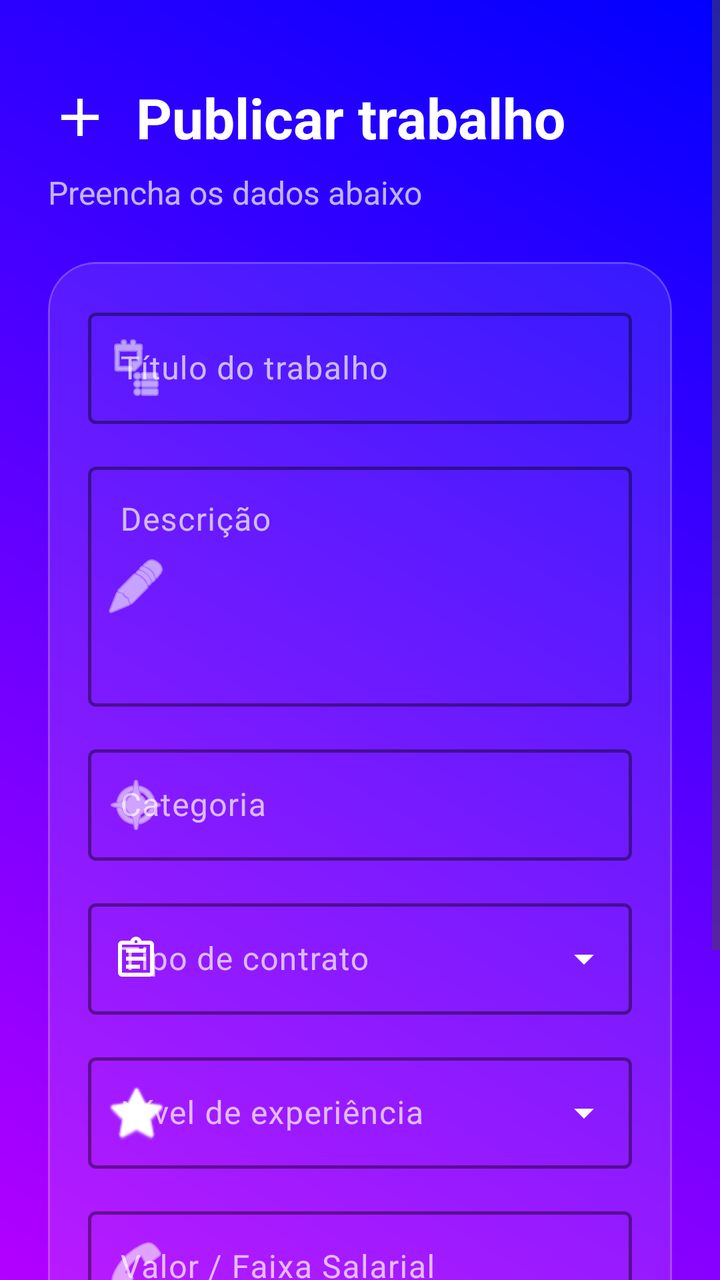
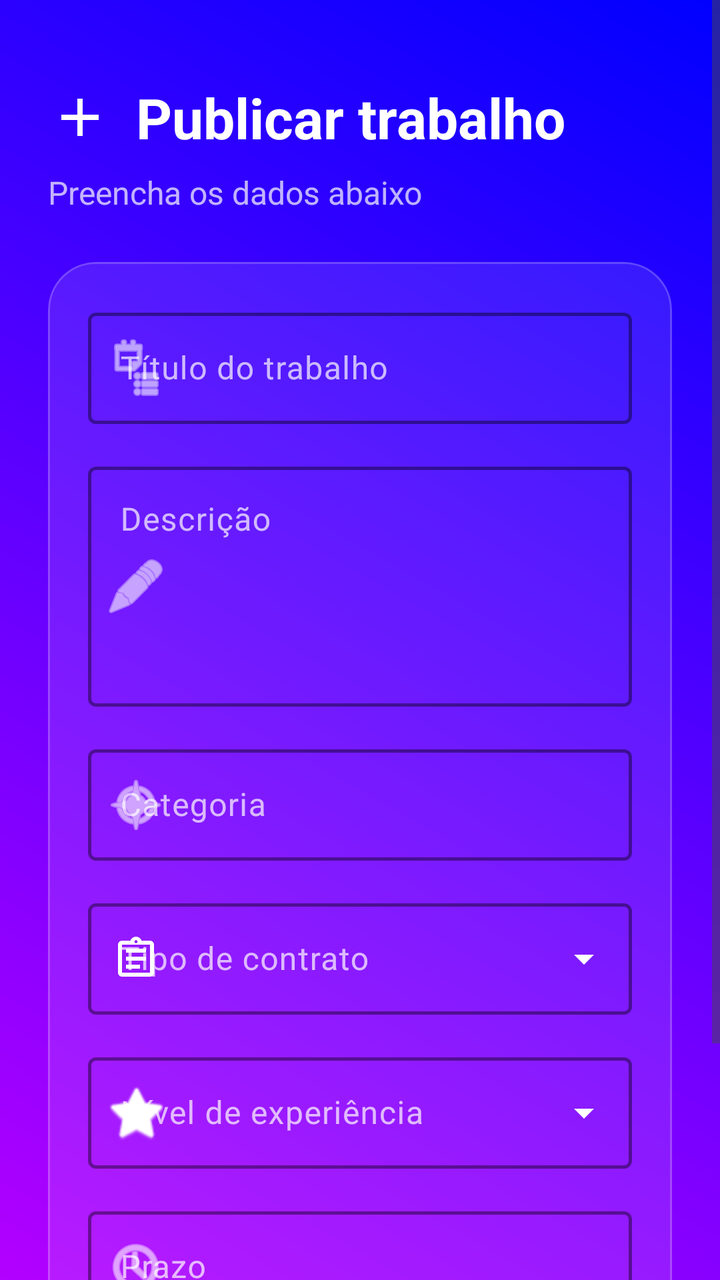

Two renders of the same Android screen: before a commit and after it. Below are the layout's source before the change and the commit's diff.
<!-- AndroidManifest.xml: application theme Theme.PlataformaRemota -->
<!-- res/layout/activity_trabalho.xml -->
<?xml version="1.0" encoding="utf-8"?>
<ScrollView xmlns:android="http://schemas.android.com/apk/res/android"
    xmlns:app="http://schemas.android.com/apk/res-auto"
    xmlns:tools="http://schemas.android.com/tools"
    android:layout_width="match_parent"
    android:layout_height="match_parent"
    android:background="@drawable/background_gradiente"
    android:fillViewport="true">

    <LinearLayout
        android:layout_width="match_parent"
        android:layout_height="wrap_content"
        android:orientation="vertical"
        android:padding="24dp"
        android:gravity="center_horizontal">

        
        <LinearLayout
            android:layout_width="match_parent"
            android:layout_height="wrap_content"
            android:gravity="center_vertical"
            android:orientation="horizontal"
            android:layout_marginBottom="8dp"
            android:layout_marginTop="16dp">

            <ImageView
                android:layout_width="32dp"
                android:layout_height="32dp"
                android:layout_marginEnd="12dp"
                android:src="@drawable/ic_add"
                app:tint="@color/white" />

            <TextView
                android:layout_width="0dp"
                android:layout_height="wrap_content"
                android:layout_weight="1"
                android:text="Publicar trabalho"
                android:textColor="@color/white"
                android:textSize="28sp"
                android:textStyle="bold" />
        </LinearLayout>

        <TextView
            android:layout_width="match_parent"
            android:layout_height="wrap_content"
            android:text="Preencha os dados abaixo"
            android:textColor="#B3FFFFFF"
            android:textSize="16sp"
            android:layout_marginBottom="24dp" />

        
        <com.google.android.material.card.MaterialCardView
            android:layout_width="match_parent"
            android:layout_height="wrap_content"
            app:cardBackgroundColor="#1AFFFFFF"
            app:cardCornerRadius="24dp"
            app:cardElevation="0dp"
            app:strokeWidth="1dp"
            app:strokeColor="#33FFFFFF"
            android:layout_marginBottom="24dp">

            <LinearLayout
                android:layout_width="match_parent"
                android:layout_height="wrap_content"
                android:orientation="vertical"
                android:padding="20dp">

                
                <com.google.android.material.textfield.TextInputLayout
                    style="@style/Widget.Material3.TextInputLayout.OutlinedBox"
                    android:layout_width="match_parent"
                    android:layout_height="wrap_content"
                    android:layout_marginBottom="16dp"
                    android:hint="Título do trabalho"
                    android:textColorHint="#B3FFFFFF"
                    app:hintTextColor="@color/white"
                    app:boxStrokeColor="@color/white"
                    app:boxStrokeWidth="1.5dp"
                    app:startIconDrawable="@android:drawable/ic_menu_agenda"
                    app:startIconTint="@color/white"
                    app:boxBackgroundColor="@android:color/transparent">

                    <com.google.android.material.textfield.TextInputEditText
                        android:id="@+id/edtTitulo"
                        android:layout_width="match_parent"
                        android:layout_height="wrap_content"
                        android:inputType="text"
                        android:textColor="@color/white" />
                </com.google.android.material.textfield.TextInputLayout>

                
                <com.google.android.material.textfield.TextInputLayout
                    style="@style/Widget.Material3.TextInputLayout.OutlinedBox"
                    android:layout_width="match_parent"
                    android:layout_height="wrap_content"
                    android:layout_marginBottom="16dp"
                    android:hint="Descrição"
                    android:textColorHint="#B3FFFFFF"
                    app:hintTextColor="@color/white"
                    app:boxStrokeColor="@color/white"
                    app:boxStrokeWidth="1.5dp"
                    app:startIconDrawable="@android:drawable/ic_menu_edit"
                    app:startIconTint="@color/white"
                    app:boxBackgroundColor="@android:color/transparent">

                    <com.google.android.material.textfield.TextInputEditText
                        android:id="@+id/edtDescricao"
                        android:layout_width="match_parent"
                        android:layout_height="120dp"
                        android:gravity="top"
                        android:inputType="textMultiLine"
                        android:textColor="@color/white" />
                </com.google.android.material.textfield.TextInputLayout>

                
                <com.google.android.material.textfield.TextInputLayout
                    style="@style/Widget.Material3.TextInputLayout.OutlinedBox"
                    android:layout_width="match_parent"
                    android:layout_height="wrap_content"
                    android:layout_marginBottom="16dp"
                    android:hint="Categoria"
                    android:textColorHint="#B3FFFFFF"
                    app:hintTextColor="@color/white"
                    app:boxStrokeColor="@color/white"
                    app:boxStrokeWidth="1.5dp"
                    app:startIconDrawable="@android:drawable/ic_menu_compass"
                    app:startIconTint="@color/white"
                    app:boxBackgroundColor="@android:color/transparent">

                    <com.google.android.material.textfield.TextInputEditText
                        android:id="@+id/edtCategoria"
                        android:layout_width="match_parent"
                        android:layout_height="wrap_content"
                        android:inputType="text"
                        android:textColor="@color/white" />
                </com.google.android.material.textfield.TextInputLayout>

                
                <com.google.android.material.textfield.TextInputLayout
                    style="@style/Widget.Material3.TextInputLayout.OutlinedBox.ExposedDropdownMenu"
                    android:layout_width="match_parent"
                    android:layout_height="wrap_content"
                    android:layout_marginBottom="16dp"
                    android:hint="Tipo de contrato"
                    android:textColorHint="#B3FFFFFF"
                    app:hintTextColor="@color/white"
                    app:boxStrokeColor="@color/white"
                    app:boxStrokeWidth="1.5dp"
                    app:startIconDrawable="@drawable/ic_menu_description"
                    app:startIconTint="@color/white"
                    app:endIconTint="@color/white"
                    app:boxBackgroundColor="@android:color/transparent">

                    <AutoCompleteTextView
                        android:id="@+id/edtTipoContrato"
                        android:layout_width="match_parent"
                        android:layout_height="wrap_content"
                        android:inputType="none"
                        android:textColor="@color/white" />
                </com.google.android.material.textfield.TextInputLayout>

                
                <com.google.android.material.textfield.TextInputLayout
                    style="@style/Widget.Material3.TextInputLayout.OutlinedBox.ExposedDropdownMenu"
                    android:layout_width="match_parent"
                    android:layout_height="wrap_content"
                    android:layout_marginBottom="16dp"
                    android:hint="Nível de experiência"
                    android:textColorHint="#B3FFFFFF"
                    app:hintTextColor="@color/white"
                    app:boxStrokeColor="@color/white"
                    app:boxStrokeWidth="1.5dp"
                    app:startIconDrawable="@android:drawable/btn_star_big_on"
                    app:startIconTint="@color/white"
                    app:endIconTint="@color/white"
                    app:boxBackgroundColor="@android:color/transparent">

                    <AutoCompleteTextView
                        android:id="@+id/edtNivel"
                        android:layout_width="match_parent"
                        android:layout_height="wrap_content"
                        android:inputType="none"
                        android:textColor="@color/white" />
                </com.google.android.material.textfield.TextInputLayout>

                
                <com.google.android.material.textfield.TextInputLayout
                    style="@style/Widget.Material3.TextInputLayout.OutlinedBox"
                    android:layout_width="match_parent"
                    android:layout_height="wrap_content"
                    android:layout_marginBottom="16dp"
                    android:hint="Valor / Faixa Salarial"
                    android:textColorHint="#B3FFFFFF"
                    app:hintTextColor="@color/white"
                    app:boxStrokeColor="@color/white"
                    app:boxStrokeWidth="1.5dp"
                    app:prefixText="R$ "
                    app:prefixTextColor="@color/white"
                    app:startIconDrawable="@android:drawable/ic_menu_call"
                    app:startIconTint="@color/white"
                    app:boxBackgroundColor="@android:color/transparent">

                    <com.google.android.material.textfield.TextInputEditText
                        android:id="@+id/edtValor"
                        android:layout_width="match_parent"
                        android:layout_height="wrap_content"
                        android:inputType="numberDecimal"
                        android:textColor="@color/white" />
                </com.google.android.material.textfield.TextInputLayout>

                
                <com.google.android.material.textfield.TextInputLayout
                    style="@style/Widget.Material3.TextInputLayout.OutlinedBox"
                    android:layout_width="match_parent"
                    android:layout_height="wrap_content"
                    android:hint="Prazo"
                    android:textColorHint="#B3FFFFFF"
                    app:hintTextColor="@color/white"
                    app:boxStrokeColor="@color/white"
                    app:boxStrokeWidth="1.5dp"
                    app:startIconDrawable="@android:drawable/ic_menu_recent_history"
                    app:startIconTint="@color/white"
                    app:boxBackgroundColor="@android:color/transparent">

                    <com.google.android.material.textfield.TextInputEditText
                        android:id="@+id/edtPrazo"
                        android:layout_width="match_parent"
                        android:layout_height="wrap_content"
                        android:inputType="text"
                        android:textColor="@color/white" />
                </com.google.android.material.textfield.TextInputLayout>

            </LinearLayout>
        </com.google.android.material.card.MaterialCardView>

        
        <com.google.android.material.button.MaterialButton
            android:id="@+id/btnPublicar"
            android:layout_width="match_parent"
            android:layout_height="56dp"
            android:backgroundTint="#0D226B"
            android:text="PUBLICAR TRABALHO"
            android:textColor="@color/white"
            android:textSize="16sp"
            android:textStyle="bold"
            app:cornerRadius="28dp"
            app:elevation="4dp"
            app:icon="@drawable/ic_add"
            app:iconGravity="textStart"
            app:iconPadding="8dp"
            app:iconTint="@color/white" />

    </LinearLayout>
</ScrollView>
<!-- resources referenced by this layout -->
<resources>
  <color name="white">#FFFFFFFF</color>
  <!-- drawable background_gradiente (drawable) -->
  <?xml version="1.0" encoding="utf-8"?>
  <shape xmlns:android="http://schemas.android.com/apk/res/android">
      <gradient
          android:startColor="#B300FF"
          android:endColor="#0000FF"
          android:angle="45"/>
  </shape>
  <!-- drawable ic_add (drawable) -->
  <vector xmlns:android="http://schemas.android.com/apk/res/android" android:height="24dp" android:tint="#000000" android:viewportHeight="960" android:viewportWidth="960" android:width="24dp">
        
      <path android:fillColor="@android:color/white" android:pathData="M440,520L200,520L200,440L440,440L440,200L520,200L520,440L760,440L760,520L520,520L520,760L440,760L440,520Z"/>
      
  </vector>
  <!-- drawable ic_menu_description (drawable) -->
  <vector xmlns:android="http://schemas.android.com/apk/res/android" android:autoMirrored="true" android:height="24dp" android:tint="#000000" android:viewportHeight="960" android:viewportWidth="960" android:width="24dp">
        
      <path android:fillColor="@android:color/white" android:pathData="M200,840Q167,840 143.5,816.5Q120,793 120,760L120,200Q120,167 143.5,143.5Q167,120 200,120L368,120Q381,84 411.5,62Q442,40 480,40Q518,40 548.5,62Q579,84 592,120L760,120Q793,120 816.5,143.5Q840,167 840,200L840,760Q840,793 816.5,816.5Q793,840 760,840L200,840ZM200,760L760,760Q760,760 760,760Q760,760 760,760L760,200Q760,200 760,200Q760,200 760,200L200,200Q200,200 200,200Q200,200 200,200L200,760Q200,760 200,760Q200,760 200,760ZM280,680L560,680L560,600L280,600L280,680ZM280,520L680,520L680,440L280,440L280,520ZM280,360L680,360L680,280L280,280L280,360ZM501.5,161.5Q510,153 510,140Q510,127 501.5,118.5Q493,110 480,110Q467,110 458.5,118.5Q450,127 450,140Q450,153 458.5,161.5Q467,170 480,170Q493,170 501.5,161.5ZM200,760Q200,760 200,760Q200,760 200,760L200,200Q200,200 200,200Q200,200 200,200L200,200Q200,200 200,200Q200,200 200,200L200,760Q200,760 200,760Q200,760 200,760Z"/>
      
  </vector>
  <style name="Theme.PlataformaRemota" parent="Base.Theme.PlataformaRemota" />
  <style name="Base.Theme.PlataformaRemota" parent="Theme.Material3.DayNight.NoActionBar">
          
          
      </style>
</resources>

<!-- the commit's change to res/layout/activity_trabalho.xml (unified diff, before → after) -->
@@ -180,31 +180,6 @@
                         android:layout_width="match_parent"
                         android:layout_height="wrap_content"
                         android:inputType="none"
-                        android:textColor="@color/white" />
-                </com.google.android.material.textfield.TextInputLayout>
-
-                
-                <com.google.android.material.textfield.TextInputLayout
-                    style="@style/Widget.Material3.TextInputLayout.OutlinedBox"
-                    android:layout_width="match_parent"
-                    android:layout_height="wrap_content"
-                    android:layout_marginBottom="16dp"
-                    android:hint="Valor / Faixa Salarial"
-                    android:textColorHint="#B3FFFFFF"
-                    app:hintTextColor="@color/white"
-                    app:boxStrokeColor="@color/white"
-                    app:boxStrokeWidth="1.5dp"
-                    app:prefixText="R$ "
-                    app:prefixTextColor="@color/white"
-                    app:startIconDrawable="@android:drawable/ic_menu_call"
-                    app:startIconTint="@color/white"
-                    app:boxBackgroundColor="@android:color/transparent">
-
-                    <com.google.android.material.textfield.TextInputEditText
-                        android:id="@+id/edtValor"
-                        android:layout_width="match_parent"
-                        android:layout_height="wrap_content"
-                        android:inputType="numberDecimal"
                         android:textColor="@color/white" />
                 </com.google.android.material.textfield.TextInputLayout>
 
